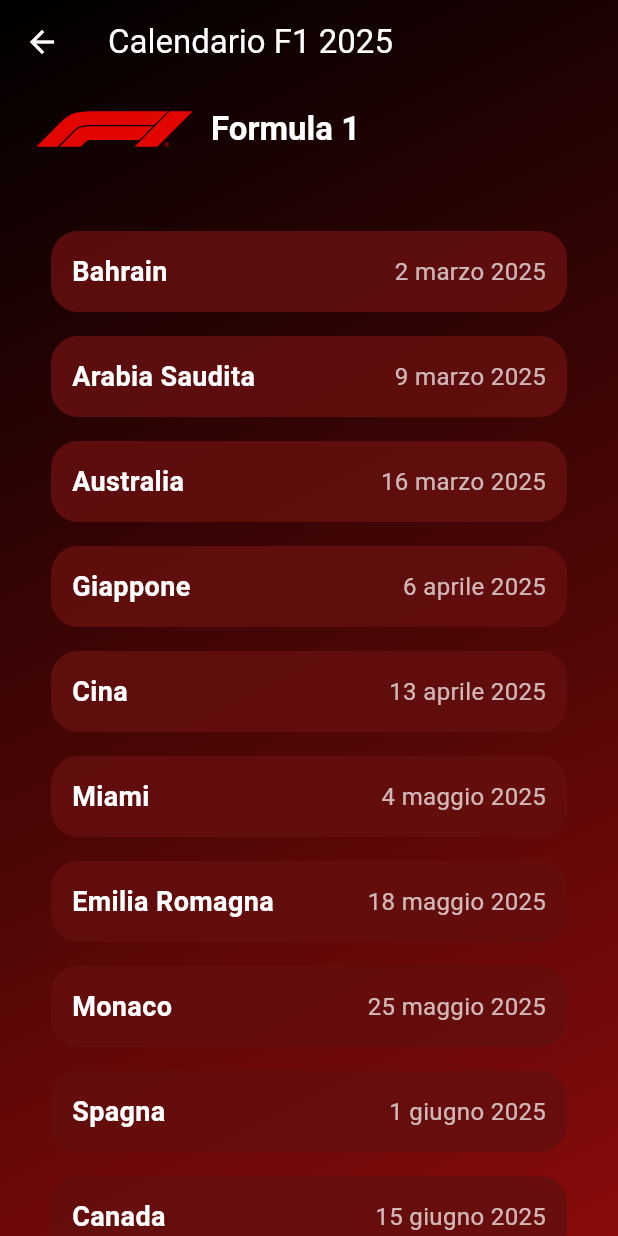
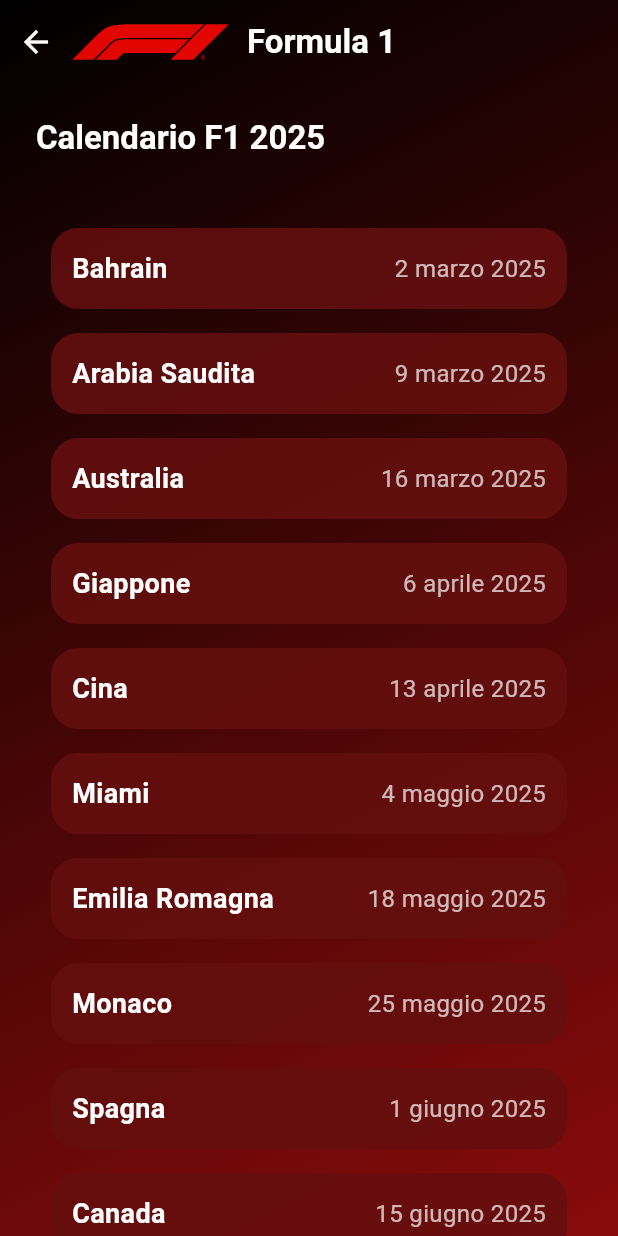
Before and after one commit to MatteoCrielesi/F1-ProjectGame, a Flutter app: the CalendarioPage screen opened directly, on a phone screen of 412 x 824 dp. Run offline on Flutter 3.47's test engine with Material 3 defaults, Android fonts, the phone set to English and light mode, and no system bars; our stand-ins replace flutter_svg; missing offline and left inert: flame, postgres.

Commit message:
modificato calendario e scelta della pista

```diff
--- a/lib/calendario.dart
+++ b/lib/calendario.dart
@@ -213,7 +213,6 @@
 // Pagina Calendario
 class CalendarioPage extends StatefulWidget {
   const CalendarioPage({super.key});
-
   @override
   State<CalendarioPage> createState() => _CalendarioPageState();
 }
@@ -235,15 +234,24 @@
 
     return Scaffold(
       appBar: AppBar(
-        title: Text(
-          'Calendario F1 2025',
-          style: TextStyle(
-              color: Colors.white, fontSize: isSmallScreen ? 18 : 22),
-        ),
         backgroundColor: Colors.transparent,
         elevation: 0,
-        iconTheme: const IconThemeData(color: Colors.white),
-        leading: const BackButton(color: Colors.white),
+        automaticallyImplyLeading: false,
+        titleSpacing: 0,
+        title: Row(
+          children: [
+            BackButton(color: Colors.white),
+            SvgPicture.asset('assets/f1_logo.svg', height: 24),
+            const SizedBox(width: 12),
+            Text(
+              'Formula 1',
+              style: Theme.of(context)
+                  .textTheme
+                  .titleLarge
+                  ?.copyWith(fontWeight: FontWeight.w700, color: Colors.white),
+            ),
+          ],
+        ),
       ),
       extendBodyBehindAppBar: true,
       body: Container(
@@ -263,20 +271,25 @@
             child: Column(
               crossAxisAlignment: CrossAxisAlignment.start,
               children: [
-                const Padding(
-                  padding: EdgeInsets.fromLTRB(8, 16, 8, 12),
-                  child: _Header(),
+                SizedBox(height: isSmallScreen ? 12 : 20),
+                Padding(
+                  padding: EdgeInsets.only(left: 8, bottom: 8, top: 2),
+                  child: Text(
+                    'Calendario F1 2025',
+                    style: Theme.of(context)
+                        .textTheme
+                        .titleLarge
+                        ?.copyWith(fontWeight: FontWeight.w600, color: Colors.white),
+                  ),
                 ),
-                const SizedBox(height: 16),
+                const SizedBox(height: 12),
                 Expanded(
                   child: FutureBuilder<List<Circuito>>(
                     future: futureCircuiti,
                     builder: (context, snapshot) {
-                      if (snapshot.connectionState ==
-                          ConnectionState.waiting) {
+                      if (snapshot.connectionState == ConnectionState.waiting) {
                         return const Center(
-                            child:
-                                CircularProgressIndicator(color: Colors.red));
+                            child: CircularProgressIndicator(color: Colors.red));
                       } else if (snapshot.hasError) {
                         return Center(
                             child: Text(
@@ -284,8 +297,7 @@
                           style: const TextStyle(color: Colors.white),
                           textAlign: TextAlign.center,
                         ));
-                      } else if (!snapshot.hasData ||
-                          snapshot.data!.isEmpty) {
+                      } else if (!snapshot.hasData || snapshot.data!.isEmpty) {
                         return const Center(
                             child: Text(
                           'Nessun circuito disponibile',
@@ -301,8 +313,7 @@
                         itemBuilder: (context, index) {
                           final circuito = data[index];
                           final isExpanded = expandedId == circuito.id;
-                          final borderRadius =
-                              isSmallScreen ? 14.0 : 18.0;
+                          final borderRadius = isSmallScreen ? 14.0 : 18.0;
                           final padding = isExpanded
                               ? (isSmallScreen
                                   ? 14.0
@@ -320,32 +331,27 @@
                                   ? const Color.fromARGB(255, 173, 173, 173)
                                   : const Color.fromARGB(255, 100, 14, 14)
                                       .withOpacity(0.87),
-                              borderRadius:
-                                  BorderRadius.circular(borderRadius),
+                              borderRadius: BorderRadius.circular(borderRadius),
                               boxShadow: isExpanded
                                   ? [
                                       BoxShadow(
                                           color: const Color.fromARGB(
-                                                  255, 185, 185, 185)
-                                              .withOpacity(0.1),
+                                                      255, 185, 185, 185)
+                                                  .withOpacity(0.1),
                                           blurRadius: 8,
                                           offset: const Offset(0, 5))
                                     ]
                                   : null,
                             ),
                             child: InkWell(
-                              borderRadius:
-                                  BorderRadius.circular(borderRadius),
+                              borderRadius: BorderRadius.circular(borderRadius),
                               onTap: () => setState(() =>
-                                  expandedId =
-                                      isExpanded ? null : circuito.id),
+                                  expandedId = isExpanded ? null : circuito.id),
                               child: Padding(
                                 padding: EdgeInsets.all(padding),
                                 child: isExpanded
-                                    ? _buildExpandedView(
-                                        circuito, isSmallScreen, isLargeScreen)
-                                    : _buildCollapsedView(
-                                        circuito, isSmallScreen),
+                                    ? _buildExpandedView(circuito, isSmallScreen, isLargeScreen)
+                                    : _buildCollapsedView(circuito, isSmallScreen),
                               ),
                             ),
                           );
```
Also changed, not shown: lib/game/screens/game_screen.dart (+21 -7 lines), lib/game_page_1.dart (+11 -11 lines).
